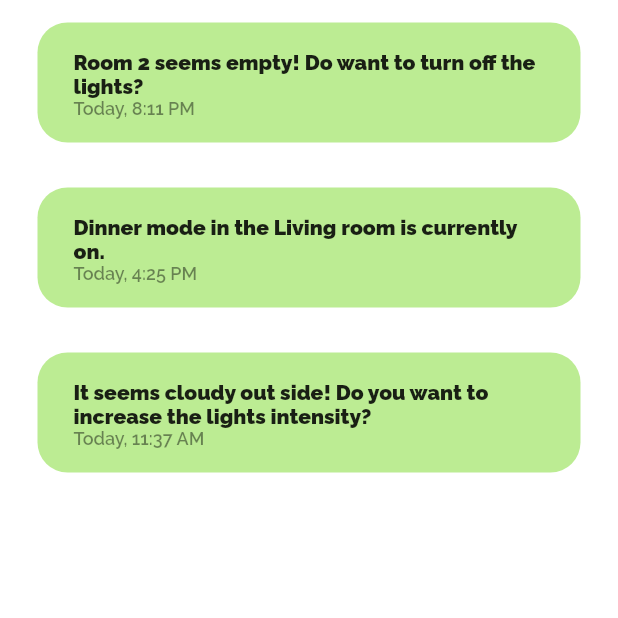
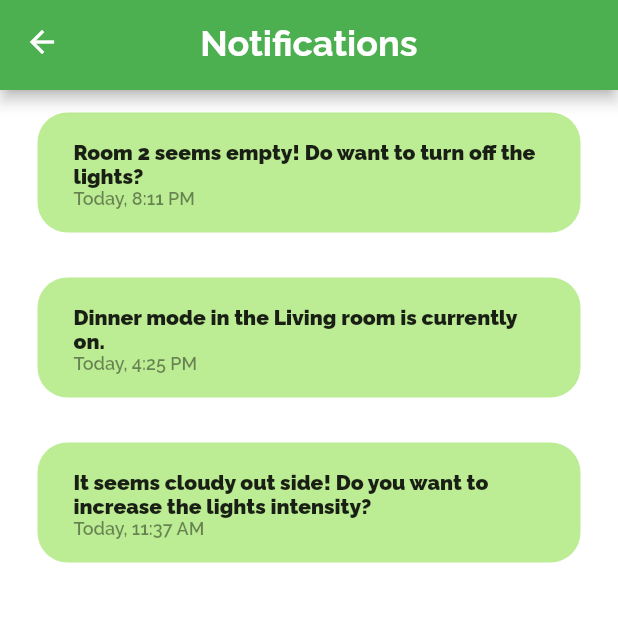
Before and after one commit to MohammadAlAgha/luminexa, a Flutter app: the LandingPage screen opened by its route, in the side drawer, after a tap on "Notifications", on a phone screen of 412 x 824 dp, the top half of it. Run offline on Flutter 3.47's test engine with Material 2 defaults, Android fonts, the phone set to English and light mode, and no system bars; our stand-ins replace fl_chart, flutter_svg, google_nav_bar.

Commit message:
Frontend:Linked the all notifications page  to the drawer of the landing page

```diff
--- a/luminexa_mobile/lib/screens/AllNotifications.dart
+++ b/luminexa_mobile/lib/screens/AllNotifications.dart
@@ -2,6 +2,7 @@ import 'package:flutter/material.dart';
 import 'package:flutter/src/widgets/framework.dart';
 import 'package:flutter/src/widgets/placeholder.dart';
 import 'package:luminexa_mobile/screens/notificationPage.dart';
+import 'package:luminexa_mobile/widgets/appBarWidget/appBarWidget.dart';
 
 class AllNotifications extends StatelessWidget {
   const AllNotifications({super.key});
@@ -9,6 +10,13 @@ class AllNotifications extends StatelessWidget {
   @override
   Widget build(BuildContext context) {
     return Scaffold(
+      appBar: appBar(
+        title: "Notifications",
+        iconLeading: Icon(Icons.arrow_back),
+        iconLeadingFunction: () {
+          Navigator.of(context).pop(context);
+        },
+      ),
       body: NotificationsPage(),
     );
   }
--- a/luminexa_mobile/lib/widgets/drawerWidget/drawer.dart
+++ b/luminexa_mobile/lib/widgets/drawerWidget/drawer.dart
@@ -63,7 +63,7 @@ class drawerWidget extends StatelessWidget {
                 iconName: Icon(Icons.notifications),
                 onTap: () {
                   Navigator.of(context)
-                      .pushNamed(RouteManager.notificationsPage);
+                      .pushNamed(RouteManager.allNotifications);
                 },
               ),
               SizedBox(
```
